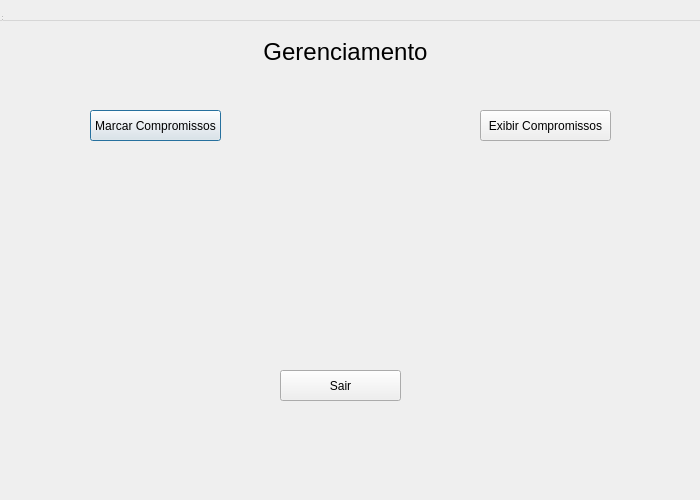
The window that gerent.ui (PatrickAlmeidaa/managerHUB) describes before a commit, drawn with Qt 5.
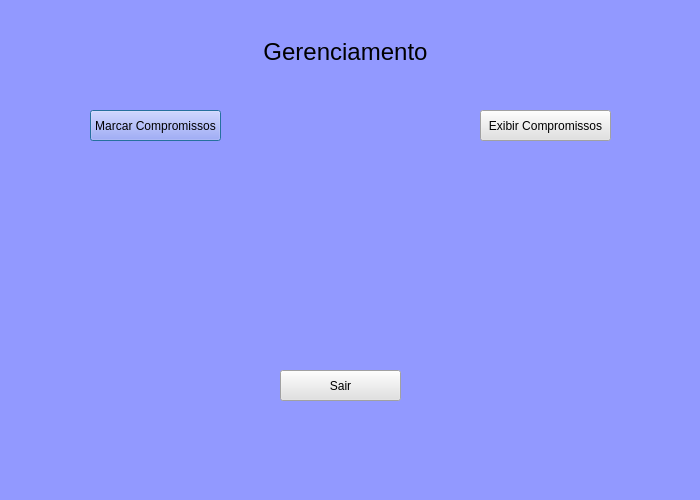
The same window after the commit.

Commit message: Telas coloracao

Diff of the .ui file:
```diff
--- a/gerent.ui
+++ b/gerent.ui
@@ -19,13 +19,17 @@
   <property name="windowTitle">
    <string>MainWindow</string>
   </property>
+  <property name="styleSheet">
+   <string notr="true">color: rgb(0, 0, 0);
+background-color: rgb(146, 153, 255);</string>
+  </property>
   <widget class="QMenuBar" name="menubar">
    <property name="geometry">
     <rect>
      <x>0</x>
      <y>0</y>
      <width>700</width>
-     <height>21</height>
+     <height>25</height>
     </rect>
    </property>
   </widget>
@@ -49,7 +53,9 @@
     </rect>
    </property>
    <property name="styleSheet">
-    <string notr="true">QLineEdit{
+    <string notr="true">color: rgb(0, 0, 0);
+background-color: rgb(225, 225, 225);
+QLineEdit{
 	font: 12pt &quot;Segoe UI&quot;;
 	color: rgb(100, 100, 100);
 	border: 2px solid rgb(45, 45, 45);
@@ -80,6 +86,10 @@
      <height>31</height>
     </rect>
    </property>
+   <property name="styleSheet">
+    <string notr="true">color: rgb(0, 0, 0);
+background-color: rgb(225, 225, 225);</string>
+   </property>
    <property name="text">
     <string>Exibir Compromissos</string>
    </property>
@@ -94,7 +104,8 @@
     </rect>
    </property>
    <property name="styleSheet">
-    <string notr="true"/>
+    <string notr="true">color: rgb(0, 0, 0);
+background-color: rgb(225, 225, 225);</string>
    </property>
    <property name="text">
     <string>Sair</string>
```
The commit also changes 3 other files.
